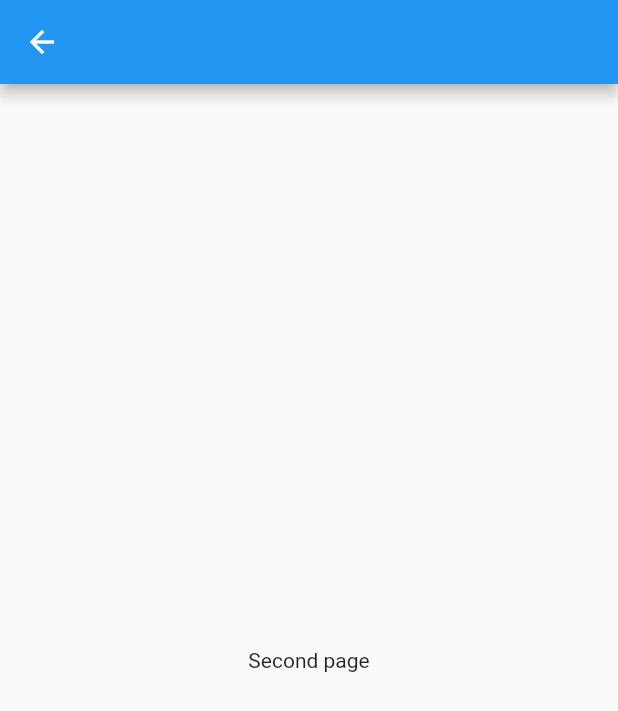
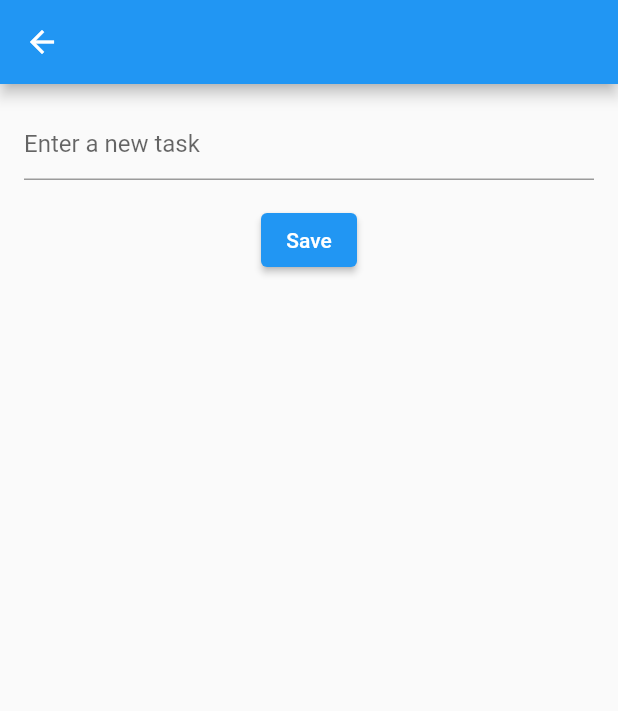
Before and after one commit to codane/flutter_task_app, a Flutter app: the screen it shows after launch, after a tap on the "add" icon, on a phone screen of 412 x 824 dp. Shown: the top 711 px of the screen. Run offline on Flutter 3.47's test engine with Material 2 defaults, Android fonts, the phone set to English and light mode, and no system bars; our stand-ins replace freezed_annotation.

Commit message:
added input field and button

```diff
--- a/lib/add_task_page.dart
+++ b/lib/add_task_page.dart
@@ -7,8 +7,21 @@ class AddTaskPage extends StatelessWidget {
   Widget build(BuildContext context) {
     return Scaffold(
       appBar: AppBar(),
-      body: const Center(
-        child: Text("Second page"),
+      body: Column(
+        mainAxisAlignment: MainAxisAlignment.start,
+        children: [
+          const Padding(
+            padding: EdgeInsets.all(16.0),
+            child:  TextField(
+              decoration: InputDecoration(
+                hintText: "Enter a new task",
+              ),
+            ),
+          ),
+          ElevatedButton(onPressed: () {},
+          child: const Text("Save"),
+          ),
+        ],
       ),
     );
   }
--- a/lib/main.dart
+++ b/lib/main.dart
@@ -6,6 +6,7 @@ import 'top_custom_clipper.dart';
 void main() {
   runApp(const MaterialApp(
     home: TaskApp(),
+    debugShowCheckedModeBanner: false,
   ));
 }
 
```
